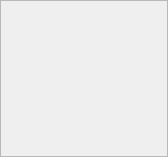
This is CaX/widget/form/formcoverart.ui in fsest4u/CaX_03 as Qt 5 draws it before an edit. The edited form follows.
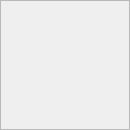
This is the edited form. Icons and pictures are not drawn.

What changed in the file:
```diff
--- a/CaX/widget/form/formcoverart.ui
+++ b/CaX/widget/form/formcoverart.ui
@@ -6,8 +6,8 @@
    <rect>
     <x>0</x>
     <y>0</y>
-    <width>168</width>
-    <height>157</height>
+    <width>130</width>
+    <height>130</height>
    </rect>
   </property>
   <property name="windowTitle">
```
